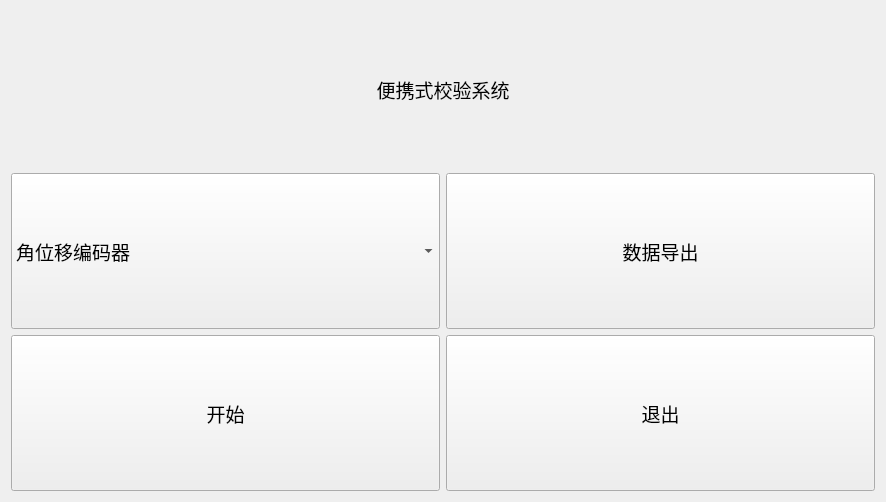
Before: the Qt Designer form mainwindow.ui in Dirck-YHP/Proj_sensor_detect, drawn with Qt 5.
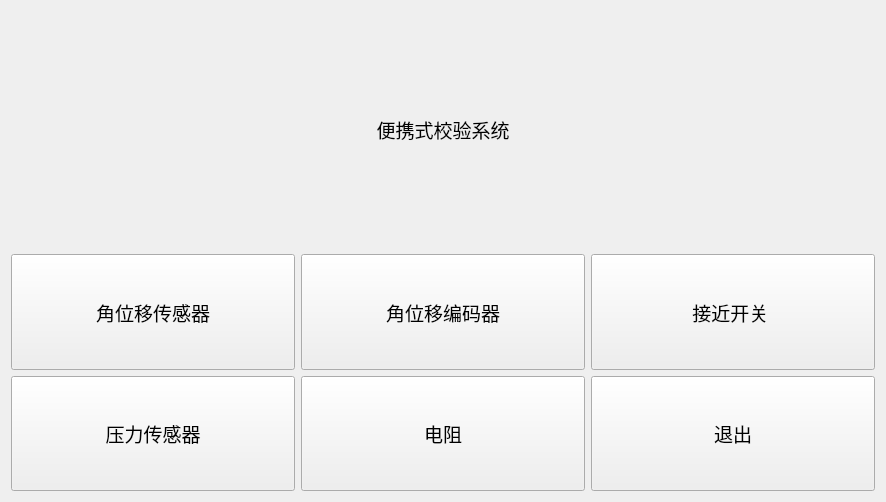
After: the same form once the commit is applied.

```diff
--- a/mainwindow.ui
+++ b/mainwindow.ui
@@ -42,11 +42,13 @@
     </widget>
    </item>
    <item row="1" column="0">
+    <layout class="QVBoxLayout" name="verticalLayout">
+     <item>
     <layout class="QHBoxLayout" name="horizontalLayout">
      <item>
-      <widget class="QComboBox" name="cbox_choose_sensor">
+        <widget class="QPushButton" name="btn_AS">
        <property name="sizePolicy">
-        <sizepolicy hsizetype="Preferred" vsizetype="Preferred">
+          <sizepolicy hsizetype="Minimum" vsizetype="Preferred">
          <horstretch>0</horstretch>
          <verstretch>0</verstretch>
         </sizepolicy>
@@ -62,86 +64,109 @@
          <pointsize>14</pointsize>
         </font>
        </property>
-       <property name="editable">
-        <bool>false</bool>
-       </property>
-       <item>
-        <property name="text">
-         <string>角位移编码器</string>
-        </property>
-       </item>
-       <item>
         <property name="text">
          <string>角位移传感器</string>
         </property>
+        </widget>
        </item>
        <item>
+        <widget class="QPushButton" name="btn_AE">
+         <property name="sizePolicy">
+          <sizepolicy hsizetype="Minimum" vsizetype="Preferred">
+           <horstretch>0</horstretch>
+           <verstretch>0</verstretch>
+          </sizepolicy>
+         </property>
+         <property name="minimumSize">
+          <size>
+           <width>200</width>
+           <height>100</height>
+          </size>
+         </property>
+         <property name="font">
+          <font>
+           <pointsize>14</pointsize>
+          </font>
+         </property>
         <property name="text">
-         <string>接近开关</string>
-        </property>
+          <string>角位移编码器</string>
+         </property>
+        </widget>
        </item>
        <item>
+        <widget class="QPushButton" name="btn_PxS">
+         <property name="sizePolicy">
+          <sizepolicy hsizetype="Minimum" vsizetype="Preferred">
+           <horstretch>0</horstretch>
+           <verstretch>0</verstretch>
+          </sizepolicy>
+         </property>
+         <property name="minimumSize">
+          <size>
+           <width>200</width>
+           <height>100</height>
+          </size>
+         </property>
+         <property name="font">
+          <font>
+           <pointsize>14</pointsize>
+          </font>
+         </property>
+         <property name="text">
+          <string>接近开关 </string>
+         </property>
+        </widget>
+       </item>
+      </layout>
+     </item>
+     <item>
+      <layout class="QHBoxLayout" name="horizontalLayout_2">
+       <item>
+        <widget class="QPushButton" name="btn_PS">
+         <property name="sizePolicy">
+          <sizepolicy hsizetype="Minimum" vsizetype="Preferred">
+           <horstretch>0</horstretch>
+           <verstretch>0</verstretch>
+          </sizepolicy>
+         </property>
+         <property name="minimumSize">
+          <size>
+           <width>200</width>
+           <height>100</height>
+          </size>
+         </property>
+         <property name="font">
+          <font>
+           <pointsize>14</pointsize>
+          </font>
+         </property>
         <property name="text">
          <string>压力传感器</string>
         </property>
+        </widget>
        </item>
        <item>
+        <widget class="QPushButton" name="btn_Resis">
+         <property name="sizePolicy">
+          <sizepolicy hsizetype="Minimum" vsizetype="Preferred">
+           <horstretch>0</horstretch>
+           <verstretch>0</verstretch>
+          </sizepolicy>
+         </property>
+         <property name="minimumSize">
+          <size>
+           <width>200</width>
+           <height>100</height>
+          </size>
+         </property>
+         <property name="font">
+          <font>
+           <pointsize>14</pointsize>
+          </font>
+         </property>
         <property name="text">
          <string>电阻</string>
         </property>
-       </item>
-      </widget>
-     </item>
-     <item>
-      <widget class="QPushButton" name="btn_data_export">
-       <property name="sizePolicy">
-        <sizepolicy hsizetype="Minimum" vsizetype="Preferred">
-         <horstretch>0</horstretch>
-         <verstretch>0</verstretch>
-        </sizepolicy>
-       </property>
-       <property name="minimumSize">
-        <size>
-         <width>200</width>
-         <height>100</height>
-        </size>
-       </property>
-       <property name="font">
-        <font>
-         <pointsize>14</pointsize>
-        </font>
-       </property>
-       <property name="text">
-        <string>数据导出</string>
-       </property>
-      </widget>
-     </item>
-    </layout>
-   </item>
-   <item row="2" column="0">
-    <layout class="QHBoxLayout" name="horizontalLayout_2">
-     <item>
-      <widget class="QPushButton" name="btn_start">
-       <property name="sizePolicy">
-        <sizepolicy hsizetype="Minimum" vsizetype="Preferred">
-         <horstretch>0</horstretch>
-         <verstretch>0</verstretch>
-        </sizepolicy>
-       </property>
-       <property name="minimumSize">
-        <size>
-         <width>200</width>
-         <height>100</height>
-        </size>
-       </property>
-       <property name="font">
-        <font>
-         <pointsize>14</pointsize>
-        </font>
-       </property>
-       <property name="text">
-        <string>开始</string>
-       </property>
       </widget>
      </item>
      <item>
@@ -167,6 +192,8 @@
         <string>退出</string>
        </property>
       </widget>
+       </item>
+      </layout>
      </item>
     </layout>
    </item>
```
Lines whose indentation alone changed are shown as unchanged.
